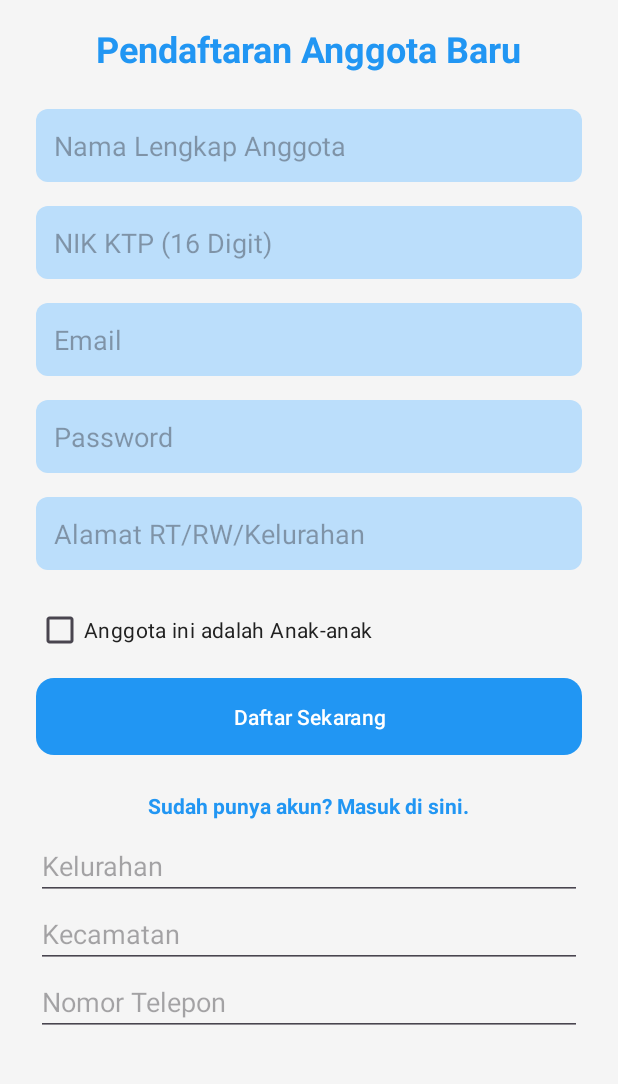
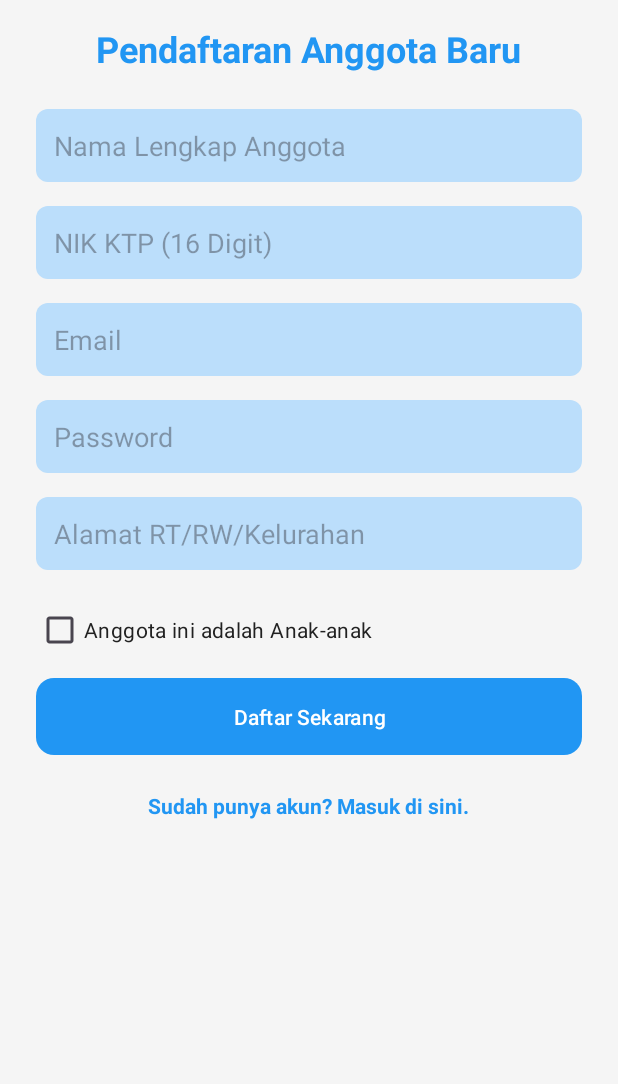
Before and after one commit to CaffeinatedR4t/Project_TamanBacaan, an Android app: the RegisterActivity screen opened directly, with no data from a screen before it, after a tap on "Daftar Sekarang", on a phone screen of 412 x 824 dp, the part 132-1216 px from its top. Run offline under Robolectric (Android 15) with nearby library versions, the phone set to English and light mode, and no system bars.

Commit message:
register hapus kelurahan, kecamatan, dan phone number

```diff
--- a/app/src/main/java/com/project/tamanbacaan/activities/RegisterActivity.kt
+++ b/app/src/main/java/com/project/tamanbacaan/activities/RegisterActivity.kt
@@ -1,5 +1,6 @@
 package com.caffeinatedr4t.tamanbacaan.activities
 
+import android.R.attr.phoneNumber
 import android.content. Intent
 import android.os.Bundle
 import android.view.View
@@ -27,9 +28,6 @@ class RegisterActivity : AppCompatActivity() {
     private lateinit var etEmail: EditText
     private lateinit var etPassword: EditText
     private lateinit var etAddressRtRw: EditText
-    private lateinit var etAddressKelurahan: EditText
-    private lateinit var etAddressKecamatan: EditText
-    private lateinit var etPhoneNumber: EditText
     private lateinit var cbIsChild: CheckBox
     private lateinit var etParentName: EditText
     private lateinit var btnRegister:  Button
@@ -47,9 +45,6 @@ class RegisterActivity : AppCompatActivity() {
         etPassword = findViewById(R.id.etPassword)
         etAddressRtRw = findViewById(R.id.etAddressRtRw)
         // Add these fields to your XML layout if not exist:
-        etAddressKelurahan = findViewById(R.id.etAddressKelurahan)
-        etAddressKecamatan = findViewById(R.id.etAddressKecamatan)
-        etPhoneNumber = findViewById(R. id.etPhoneNumber)
         cbIsChild = findViewById(R.id.cbIsChild)
         etParentName = findViewById(R.id.etParentName)
         btnRegister = findViewById(R.id.btnRegister)
@@ -86,9 +81,6 @@ class RegisterActivity : AppCompatActivity() {
         val email = etEmail.text.toString().trim()
         val password = etPassword.text.toString()
         val addressRtRw = etAddressRtRw.text.toString().trim()
-        val addressKelurahan = etAddressKelurahan.text.toString().trim()
-        val addressKecamatan = etAddressKecamatan.text.toString().trim()
-        val phoneNumber = etPhoneNumber.text.toString().trim()
         val isChild = cbIsChild.isChecked
         val parentName = if (isChild) etParentName.text.toString().trim() else null
 
@@ -114,18 +106,6 @@ class RegisterActivity : AppCompatActivity() {
                 Toast.makeText(this, "Alamat RT/RW tidak boleh kosong", Toast.LENGTH_SHORT).show()
                 return
             }
-            addressKelurahan.isEmpty() -> {
-                Toast.makeText(this, "Kelurahan tidak boleh kosong", Toast.LENGTH_SHORT).show()
-                return
-            }
-            addressKecamatan.isEmpty() -> {
-                Toast.makeText(this, "Kecamatan tidak boleh kosong", Toast.LENGTH_SHORT).show()
-                return
-            }
-            phoneNumber.isEmpty() -> {
-                Toast.makeText(this, "Nomor telepon tidak boleh kosong", Toast.LENGTH_SHORT).show()
-                return
-            }
             isChild && parentName. isNullOrEmpty() -> {
                 Toast.makeText(this, "Nama orang tua wajib diisi untuk anak", Toast.LENGTH_SHORT).show()
                 return
@@ -139,9 +119,6 @@ class RegisterActivity : AppCompatActivity() {
             password = password,
             nik = nik,
             addressRtRw = addressRtRw,
-            addressKelurahan = addressKelurahan,
-            addressKecamatan = addressKecamatan,
-            phoneNumber = phoneNumber,
             isChild = isChild,
             parentName = parentName
         )
--- a/app/src/main/res/layout/activity_register.xml
+++ b/app/src/main/res/layout/activity_register.xml
@@ -131,27 +131,6 @@
             android:textStyle="bold"
             android:padding="8dp"/>
 
-        <EditText
-            android:id="@+id/etAddressKelurahan"
-            android:layout_width="match_parent"
-            android:layout_height="wrap_content"
-            android:hint="Kelurahan"
-            android:inputType="text" />
-
-        <EditText
-            android:id="@+id/etAddressKecamatan"
-            android:layout_width="match_parent"
-            android:layout_height="wrap_content"
-            android:hint="Kecamatan"
-            android:inputType="text" />
-
-        <EditText
-            android:id="@+id/etPhoneNumber"
-            android:layout_width="match_parent"
-            android:layout_height="wrap_content"
-            android:hint="Nomor Telepon"
-            android:inputType="phone" />
-
         <ProgressBar
             android:id="@+id/progressBar"
             android:layout_width="wrap_content"
```
Also changed, not shown: app/src/main/java/com/project/tamanbacaan/api/model/RegisterRequest.kt (+0 -9 lines).
